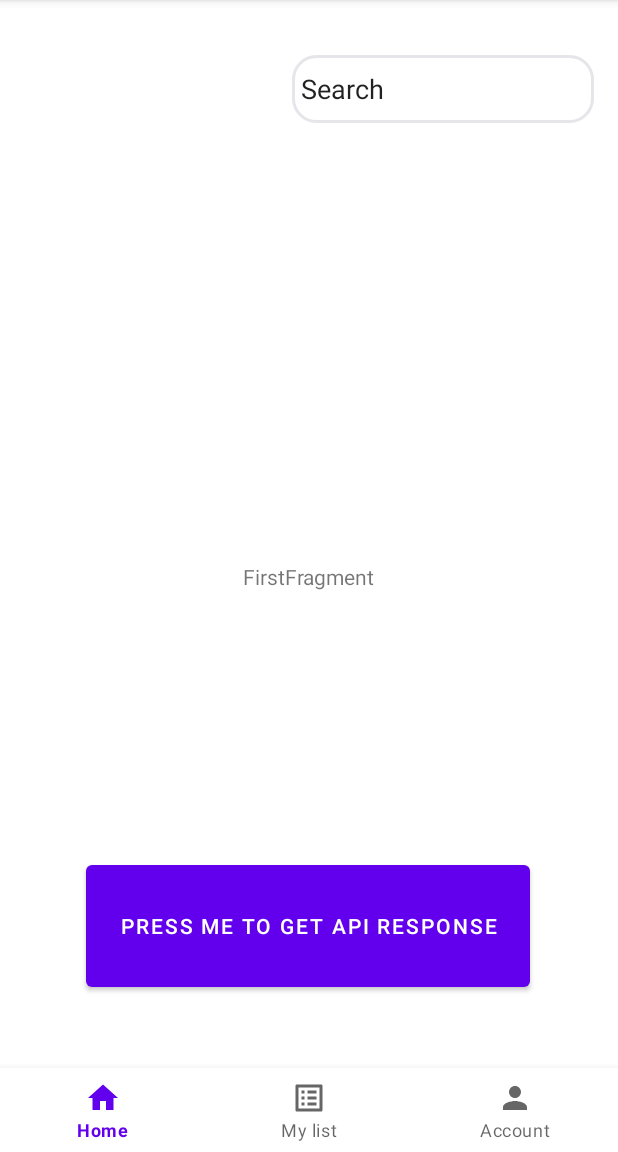
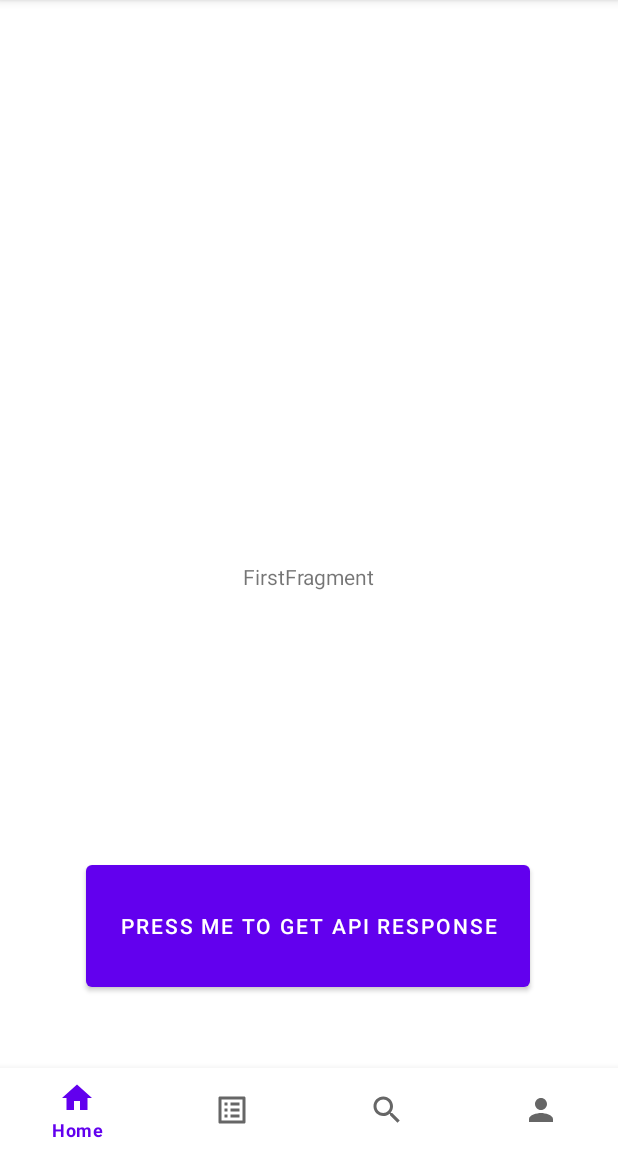
Before and after one commit to apantzar/androidRecipeProject2021, an Android app: the screen it shows after launch (ActivityHome), on a phone screen of 412 x 824 dp, the part 84-1236 px from its top. Run offline under Robolectric (Android 15) with nearby library versions, the phone set to English and light mode, and no system bars; our stand-ins replace Volley.

Commit message:
Search added to menu, searchBox deleted

```diff
--- /dev/null
+++ b/app/src/main/res/drawable/ic_baseline_search_24.xml
@@ -0,0 +1,10 @@
+<vector xmlns:android="http://schemas.android.com/apk/res/android"
+    android:width="24dp"
+    android:height="24dp"
+    android:viewportWidth="24"
+    android:viewportHeight="24"
+    android:tint="?attr/colorControlNormal">
+  <path
+      android:fillColor="@android:color/white"
+      android:pathData="M15.5,14h-0.79l-0.28,-0.27C15.41,12.59 16,11.11 16,9.5 16,5.91 13.09,3 9.5,3S3,5.91 3,9.5 5.91,16 9.5,16c1.61,0 3.09,-0.59 4.23,-1.57l0.27,0.28v0.79l5,4.99L20.49,19l-4.99,-5zM9.5,14C7.01,14 5,11.99 5,9.5S7.01,5 9.5,5 14,7.01 14,9.5 11.99,14 9.5,14z"/>
+</vector>
--- a/app/src/main/res/layout/activity_home.xml
+++ b/app/src/main/res/layout/activity_home.xml
@@ -6,20 +6,6 @@
     android:layout_height="match_parent"
     tools:context=".ActivityHome">
 
-    <EditText
-        android:id="@+id/editTextTextPersonName"
-        android:layout_width="201dp"
-        android:layout_height="45dp"
-        android:background="@drawable/text_box"
-        android:ems="10"
-        android:inputType="textPersonName"
-        android:text="Search"
-        app:layout_constraintBottom_toBottomOf="parent"
-        app:layout_constraintEnd_toEndOf="parent"
-        app:layout_constraintHorizontal_bias="0.923"
-        app:layout_constraintStart_toStartOf="parent"
-        app:layout_constraintTop_toTopOf="parent"
-        app:layout_constraintVertical_bias="0.051" />
 
     <Button
         android:id="@+id/button2"
--- a/app/src/main/res/menu/bottom_menu.xml
+++ b/app/src/main/res/menu/bottom_menu.xml
@@ -10,9 +10,16 @@
         android:id="@+id/secondFragmentFragment"
         android:title="My list" android:icon="@drawable/ic_list" />
 
+    <item
+        android:id="@+id/fourthFragment"
+        android:title="Search" android:icon="@drawable/ic_baseline_search_24" />
+
 
     <item
         android:id="@+id/thirdFragmentFragment"
         android:title="Account" android:icon="@drawable/ic_person" />
 
+
+
+
 </menu>
--- a/app/src/main/res/navigation/my_nav.xml
+++ b/app/src/main/res/navigation/my_nav.xml
@@ -20,4 +20,9 @@
         android:name="com.pantz.recipepro.ThirdFragment"
         android:label="fragment_third"
         tools:layout="@layout/fragment_third" />
+    <fragment
+        android:id="@+id/fourthFragment"
+        android:name="com.pantz.recipepro.FourthFragment"
+        android:label="fragment_fourth"
+        tools:layout="@layout/fragment_fourth" />
 </navigation>
--- a/app/src/main/res/values/strings.xml
+++ b/app/src/main/res/values/strings.xml
@@ -9,4 +9,5 @@
     <string name="secondfragment">SecondFragment</string>
     <string name="textview">TextView</string>
     <string name="thirdfragment">ThirdFragment</string>
+    <string name="fourthfragment">FourthFragment</string>
 </resources>
```
Also changed, not shown: app/src/main/java/com/pantz/recipepro/ActivityHome.java (+7 -0 lines), app/src/main/java/com/pantz/recipepro/FourthFragment.java (added, +64 -0 lines), app/src/main/res/layout/fragment_fourth.xml (added, +18 -0 lines).
